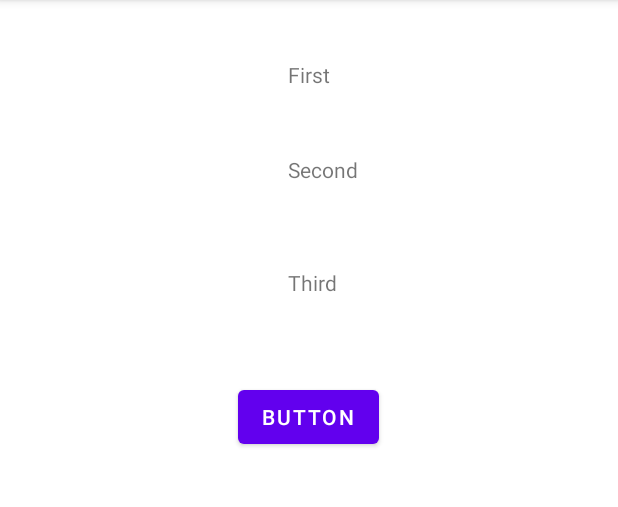
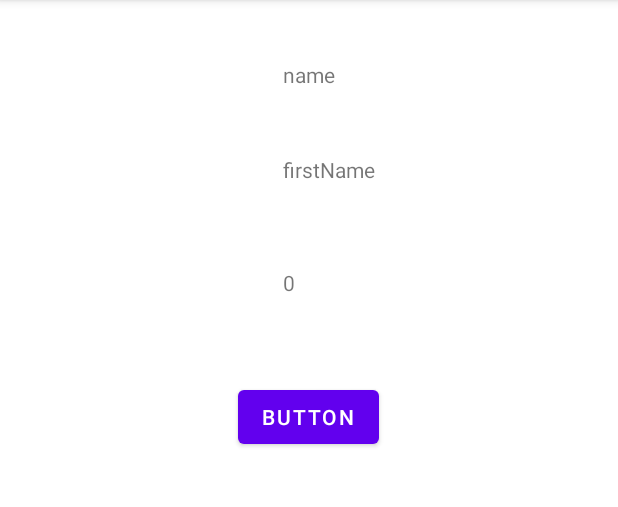
Before and after one commit to gretandroid/thang-LifeCycle2, an Android app: the screen it shows after launch (MainActivity), on a phone screen of 412 x 824 dp, the part 84-591 px from its top. Run offline under Robolectric (Android 15) with nearby library versions, the phone set to English and light mode, and no system bars.

```diff
--- a/app/src/main/java/com/example/lifecycle2/DataModel.java
+++ b/app/src/main/java/com/example/lifecycle2/DataModel.java
@@ -1,9 +1,51 @@
 package com.example.lifecycle2;
+
+import static java.util.concurrent.ThreadLocalRandom.*;
 
 import androidx.lifecycle.ViewModel;
 
+import java.util.concurrent.ThreadLocalRandom;
+
 public class DataModel extends LogableViewModel {
+    public static final String NAME = "name";
+    public static final String FIRST_NAME = "firstName";
+
+    private String name = NAME;
+    private String firstName = FIRST_NAME;
+    private int age = 0;
+
     public DataModel() {
         super();
     }
+
+    public String getName() {
+        return name;
+    }
+
+    public void setName(String name) {
+        this.name = name;
+    }
+
+    public String getFirstName() {
+        return firstName;
+    }
+
+    public void setFirstName(String firstName) {
+        this.firstName = firstName;
+    }
+
+    public int getAge() {
+        return age;
+    }
+
+    public void setAge(int age) {
+        this.age = age;
+    }
+
+    public void process() {
+        ThreadLocalRandom random = current();
+        name = NAME + random.nextInt(100);
+        firstName = FIRST_NAME + random.nextInt(100);
+        age = random.nextInt(100);
+    }
 }
--- a/app/src/main/java/com/example/lifecycle2/LogableViewModel.java
+++ b/app/src/main/java/com/example/lifecycle2/LogableViewModel.java
@@ -12,6 +12,5 @@ public abstract class LogableViewModel extends ViewModel implements Logable {
     protected void onCleared() {
         super.onCleared();
         Log.d(APP + this.getClass().getSimpleName(), "onCleared");
-
     }
 }
--- a/app/src/main/java/com/example/lifecycle2/MainActivity.java
+++ b/app/src/main/java/com/example/lifecycle2/MainActivity.java
@@ -3,6 +3,8 @@ package com.example.lifecycle2;
 import android.content.Intent;
 import android.os.Bundle;
 import android.view.View;
+import android.widget.TextView;
+import android.widget.Toast;
 
 import androidx.lifecycle.ViewModelProvider;
 
@@ -12,11 +14,15 @@ public class MainActivity extends LogableActivity {
 
     private MyApplication app;
     private DataModel model;
+    private TextView nameTextView, firstNameTextView, ageTextView;
 
     @Override
     protected void onCreate(Bundle savedInstanceState) {
         super.onCreate(savedInstanceState);
         setContentView(R.layout.activity_main);
+        nameTextView = findViewById(R.id.nameTextView);
+        firstNameTextView = findViewById(R.id.firstNameTextView);
+        ageTextView = findViewById(R.id.ageTextView);
 
         app = (MyApplication) getApplication();
         app.setConnection("Connection MyApplication");
@@ -26,6 +32,12 @@ public class MainActivity extends LogableActivity {
         // NOTE : avoid instantiate directly by new DataModel() to ensure model
         // is not destroyed with activity
         model = new ViewModelProvider(this).get(DataModel.class);
+        String name = model.getName();
+        if (name != null) {
+            Toast.makeText(this, name, Toast.LENGTH_LONG).show();
+        }
+
+        show();
     }
 
     public void onClickButton(View view) {
@@ -33,12 +45,24 @@ public class MainActivity extends LogableActivity {
 //        Log.d("chain", app.getChain());
 
         // Create an intent, i.e. a signal
-        Intent intent = new Intent(this, SecondActivity.class);
+//        Intent intent = new Intent(this, SecondActivity.class);
 
         // init message
-        intent.putExtra(KEY, "Hello Thang");
+//        intent.putExtra(KEY, "Hello Thang");
 
-        startActivity(intent);
+//        startActivity(intent);
+
+        // ViewModel
+        model.process();
+        show();
+
+    }
+
+    public void show() {
+
+        nameTextView.setText(model.getName());
+        firstNameTextView.setText(model.getFirstName());
+        ageTextView.setText(String.valueOf(model.getAge()));
     }
 
 }
--- a/app/src/main/res/layout/activity_main.xml
+++ b/app/src/main/res/layout/activity_main.xml
@@ -16,34 +16,34 @@
         app:layout_constraintEnd_toEndOf="parent"
         app:layout_constraintHorizontal_bias="0.498"
         app:layout_constraintStart_toStartOf="parent"
-        app:layout_constraintTop_toBottomOf="@+id/textView4" />
+        app:layout_constraintTop_toBottomOf="@+id/ageTextView" />
 
     <TextView
-        android:id="@+id/textView2"
+        android:id="@+id/nameTextView"
         android:layout_width="wrap_content"
         android:layout_height="wrap_content"
         android:layout_marginTop="40dp"
-        android:text="First"
+        android:text="Name"
         app:layout_constraintEnd_toEndOf="parent"
         app:layout_constraintStart_toStartOf="parent"
         app:layout_constraintTop_toTopOf="parent" />
 
     <TextView
-        android:id="@+id/textView3"
+        android:id="@+id/firstNameTextView"
         android:layout_width="wrap_content"
         android:layout_height="wrap_content"
         android:layout_marginTop="44dp"
-        android:text="Second"
-        app:layout_constraintStart_toStartOf="@+id/textView2"
-        app:layout_constraintTop_toBottomOf="@+id/textView2" />
+        android:text="FirstName"
+        app:layout_constraintStart_toStartOf="@+id/nameTextView"
+        app:layout_constraintTop_toBottomOf="@+id/nameTextView" />
 
     <TextView
-        android:id="@+id/textView4"
+        android:id="@+id/ageTextView"
         android:layout_width="wrap_content"
         android:layout_height="wrap_content"
         android:layout_marginTop="56dp"
-        android:text="Third"
-        app:layout_constraintStart_toStartOf="@+id/textView3"
-        app:layout_constraintTop_toBottomOf="@+id/textView3" />
+        android:text="Age"
+        app:layout_constraintStart_toStartOf="@+id/firstNameTextView"
+        app:layout_constraintTop_toBottomOf="@+id/firstNameTextView" />
 
 </androidx.constraintlayout.widget.ConstraintLayout>
```
